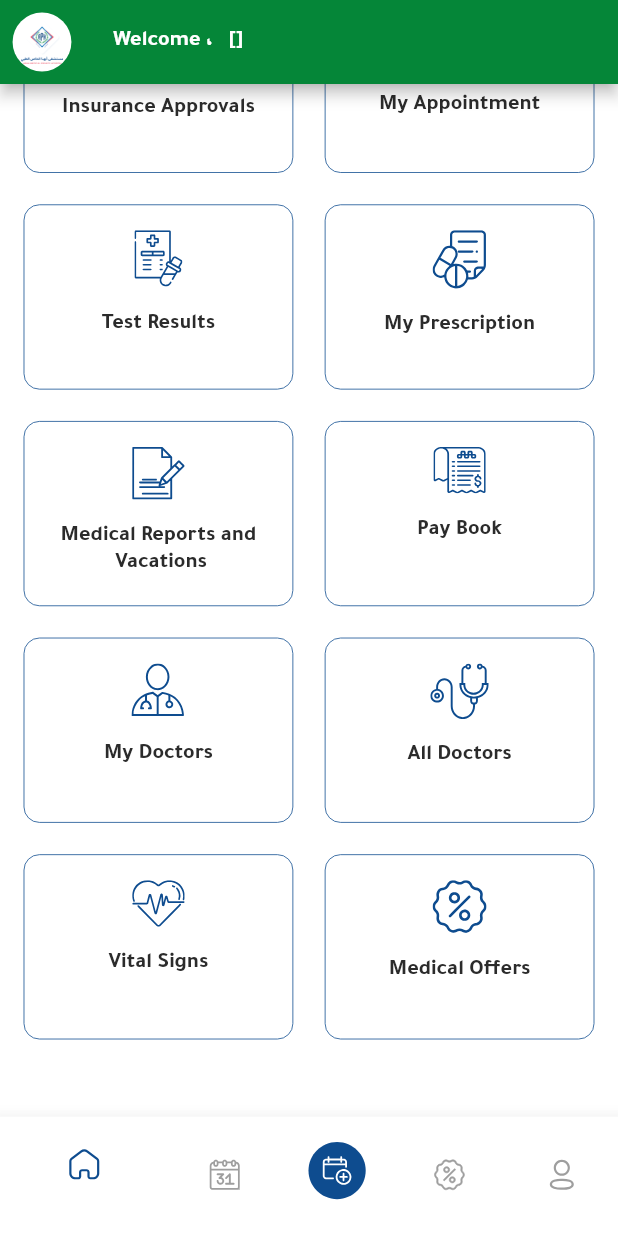
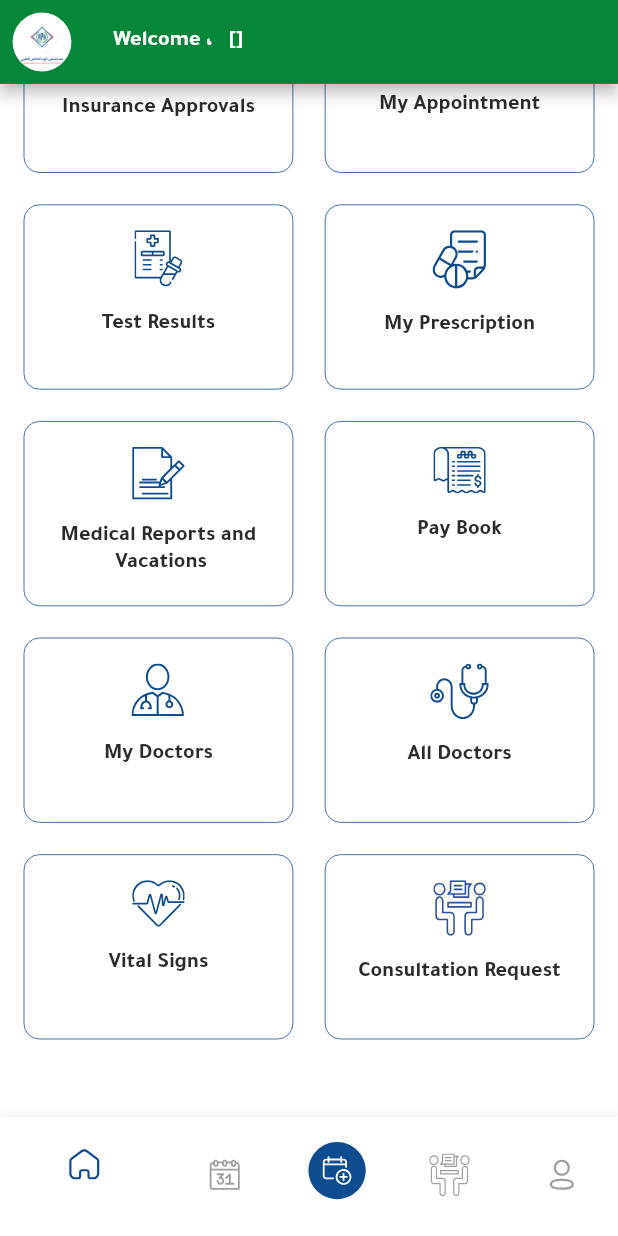
Before and after one commit to HodaTabasi/aphaa, a Flutter app: the ButtomNavigations screen opened by its route, scrolled down 576 dp, on a phone screen of 412 x 824 dp. Run offline on Flutter 3.47's test engine with Material 2 defaults, Android fonts, the phone set to English and light mode, and no system bars; our stand-ins replace animated_custom_dropdown, avatar_glow, connectivity_plus, dropdown_search, firebase_core, firebase_crashlytics and 10 more; missing offline and left inert: clipboard, flutter_paytabs_bridge, hijri_picker, syncfusion_flutter_pdfviewer; accounts and stored records are empty; generated files the repository leaves out were written again; network calls fail; key blocks and very long unbroken strings in the code were emptied for the run.

Commit message:
التعديلات التي تم ارسلها

```diff
--- a/lib/screens/auth/login1/login_screen.dart
+++ b/lib/screens/auth/login1/login_screen.dart
@@ -36,7 +36,7 @@ class _LoginScreen1State extends State<LoginScreen1> with Helpers1 {
 
   var _emailTextController = TextEditingController();
 
-  // var _emailTextController = TextEditingController(text: "2320128214");
+  // var _emailTextController = TextEditingController(text: "2341952600");
 @override
   void initState() {
     super.initState();
@@ -50,7 +50,6 @@ class _LoginScreen1State extends State<LoginScreen1> with Helpers1 {
         }
       });
     }
-
   }
   @override
   Widget build(BuildContext context) {
--- a/lib/screens/drawer_screens/buttom_navication.dart
+++ b/lib/screens/drawer_screens/buttom_navication.dart
@@ -8,7 +8,9 @@ import 'package:flutter_svg/svg.dart';
 import 'package:get/get.dart';
 
 import '../../get/change_name_getx_controller.dart';
+import '../../get/quick_service_getx_controller.dart';
 import '../in_level_screen/recordbookings/RecordBooking.dart';
+import '../main_screens/send_consult/consult_screen.dart';
 import 'Booking/my_appointment_booking.dart';
 import 'home_screen/home_screen.dart';
 import 'offers/offers_screen.dart';
@@ -29,14 +31,18 @@ class _ButtomNavigationsState extends State<ButtomNavigations> {
     HomeScreen(),
     RexcordBooking(fromInLevel: false),
     MyAppointmentBooking(flag: true),
-    OfferScreen(),
+    SendConsultScreen(),
+    // OfferScreen(),
     ProfileScreen(),
   ];
 
   @override
   void initState() {
     WidgetsBinding.instance.addPostFrameCallback((_) {
-      ChangeGetxController.to.changeName(SharedPrefController().getValueFor(key: PrefKeysPatient.firstName.name), "");
+      ChangeGetxController.to.changeName(
+          SharedPrefController()
+              .getValueFor(key: PrefKeysPatient.firstName.name),
+          "");
     });
 
     super.initState();
@@ -100,6 +106,8 @@ class _ButtomNavigationsState extends State<ButtomNavigations> {
                           )
                         ])),
                   )
+                : pageIndex == 3
+                    ? null
                     : AppBar(
                         elevation: 0,
                         // leadingWidth: 40,
@@ -112,8 +120,7 @@ class _ButtomNavigationsState extends State<ButtomNavigations> {
                             )),
                         titleSpacing: 2,
                         centerTitle: true,
-              leading:
-                Padding(
+                        leading: Padding(
                           padding: EdgeInsets.all(8.0.r),
                           child: CircleAvatar(
                             child: Image.asset(
@@ -126,11 +133,15 @@ class _ButtomNavigationsState extends State<ButtomNavigations> {
                         ),
                         actions: [
                           InkWell(
-                        onTap: (){
-                          Navigator.pushNamedAndRemoveUntil(context, ButtomNavigations.routeName, (route) => false);
+                            onTap: () {
+                              Navigator.pushNamedAndRemoveUntil(
+                                  context,
+                                  ButtomNavigations.routeName,
+                                  (route) => false);
                             },
                             child: Visibility(
-                          visible: pageName[pageIndex] == AppLocalizations.of(context)!.add_appointment,
+                              visible: pageName[pageIndex] ==
+                                  AppLocalizations.of(context)!.add_appointment,
                               child: Padding(
                                 padding: EdgeInsets.all(16.0.r),
                                 child: Text(AppLocalizations.of(context)!.exit1,
@@ -176,11 +187,13 @@ class _ButtomNavigationsState extends State<ButtomNavigations> {
               child: BottomNavigationBar(
                 backgroundColor: Colors.white,
                 onTap: (val) {
+                  if (val == 3) {
+                    QuickServiceGetxController.to.fromHome = true;
+                  }
 
                   setState(() {
                     pageIndex = val;
                   });
-
                 },
 
                 elevation: 10,
@@ -211,9 +224,11 @@ class _ButtomNavigationsState extends State<ButtomNavigations> {
                       label: ''),
                   BottomNavigationBarItem(
                       icon: SvgPicture.asset(
-                        'assets/images/appoffers.svg',
+                        'assets/images/consult1.svg',
                         semanticsLabel: 'Acme Logo',
                         color: pageIndex == 3 ? Color(0xff0E4C8F) : Colors.grey,
+                        width: 27.w,
+                        height: 27.h,
                       ),
                       label: ''),
                   BottomNavigationBarItem(
@@ -223,15 +238,15 @@ class _ButtomNavigationsState extends State<ButtomNavigations> {
                         color: pageIndex == 4 ? Color(0xff0E4C8F) : Colors.grey,
                       ),
                       label: ''),
-
-
                 ],
               ),
             ));
       },
     );
   }
+
   DateTime? currentBackPressTime;
+
   Future<bool> onWillPop() {
     DateTime now = DateTime.now();
     if (currentBackPressTime == null ||
@@ -249,10 +264,10 @@ class _ButtomNavigationsState extends State<ButtomNavigations> {
         context: context,
         builder: (context) {
           return AlertDialog(
-            content:  Text(AppLocalizations.of(context)!.dialog_m),
+            content: Text(AppLocalizations.of(context)!.dialog_m),
             actions: <Widget>[
               TextButton(
-                child:  Text(
+                child: Text(
                   AppLocalizations.of(context)!.exit,
                   style: TextStyle(color: Colors.red),
                 ),
@@ -261,7 +276,7 @@ class _ButtomNavigationsState extends State<ButtomNavigations> {
                 },
               ),
               TextButton(
-                child:  Text(
+                child: Text(
                   AppLocalizations.of(context)!.cancel,
                   style: TextStyle(color: Colors.black),
                 ),
--- a/lib/screens/drawer_screens/home_screen/home_screen.dart
+++ b/lib/screens/drawer_screens/home_screen/home_screen.dart
@@ -84,8 +84,11 @@ class _HomeScreenState extends State<HomeScreen> {
       Service('assets/images/secment.svg', AppLocalizations.of(context)!.vital_signs, '',
           VitalSigns.routeName),
       //العروض الطبية
+      // Service(
+      //     'assets/images/offers.svg', AppLocalizations.of(context)!.medical_offers, 'offers', OfferScreen.routeName),
+
       Service(
-          'assets/images/offers.svg', AppLocalizations.of(context)!.medical_offers, 'offers', OfferScreen.routeName),
+          'assets/images/consult1.svg', AppLocalizations.of(context)!.consultation_request, 'consult', SendConsultScreen.routeName),
 
 
     ];
@@ -98,53 +101,52 @@ class _HomeScreenState extends State<HomeScreen> {
     //
     return  ListView(
           children: [
+            // SizedBox(
+            //   height: 200.h,
+            //   child:  FutureBuilder<List<Offers>>(
+            //     future: AppApiController().getOffers(),
+            //     builder: (context, snapshot) {
+            //       if (snapshot.connectionState == ConnectionState.waiting) {
+            //         return const Center(child: CircularProgressIndicator());
+            //       } else if (snapshot.hasData && snapshot.data!.isNotEmpty) {
+            //         return ListView.builder(
+            //           scrollDirection: Axis.horizontal,
+            //           itemCount: snapshot.data!.length,
+            //           shrinkWrap: true,
+            //           // physics: NeverScrollableScrollPhysics(),
+            //           itemBuilder: (context, index) {
+            //             return Center(child: InkWell(
+            //                 onTap: (){
+            //                   Navigator.pushNamed(context, OfferDetails.routeName,arguments:{"data":snapshot.data![index]} );
+            //                 },
+            //                 child: SliderWidget(offers: snapshot.data![index],)));
+            //           },
+            //         );
+            //       } else {
+            //         return Center(
+            //           child: Text(
+            //             AppLocalizations.of(context)!.no_data,
+            //             style: TextStyle(
+            //               color: Colors.black,
+            //               fontSize: 16.sp,
+            //               fontFamily: 'Tajawal',
+            //               fontWeight: FontWeight.bold,
+            //             ),
+            //           ),
+            //         );
+            //       }
+            //     },
+            //   ),
+            // ),
             SizedBox(
               height: 200.h,
-              child:  FutureBuilder<List<Offers>>(
-                future: AppApiController().getOffers(),
-                builder: (context, snapshot) {
-                  if (snapshot.connectionState == ConnectionState.waiting) {
-                    return const Center(child: CircularProgressIndicator());
-                  } else if (snapshot.hasData && snapshot.data!.isNotEmpty) {
-                    return ListView.builder(
-                      scrollDirection: Axis.horizontal,
-                      itemCount: snapshot.data!.length,
-                      shrinkWrap: true,
-                      // physics: NeverScrollableScrollPhysics(),
-                      itemBuilder: (context, index) {
-                        return Center(child: InkWell(
-                            onTap: (){
-                              Navigator.pushNamed(context, OfferDetails.routeName,arguments:{"data":snapshot.data![index]} );
-                            },
-                            child: SliderWidget(offers: snapshot.data![index],)));
-                      },
-                    );
-                  } else {
-                    return Center(
-                      child: Text(
-                        AppLocalizations.of(context)!.no_data,
-                        style: TextStyle(
-                          color: Colors.black,
-                          fontSize: 16.sp,
-                          fontFamily: 'Tajawal',
-                          fontWeight: FontWeight.bold,
-                        ),
-                      ),
-                    );
-                  }
-                },
-              ),
+              child: Padding(
+                padding:  EdgeInsets.symmetric(horizontal: 16.0.r,vertical: 8.r),
+                child: ClipRRect(
+                  borderRadius: BorderRadius.circular(15.r),
+                    child: Image.asset("assets/images/offer_image.jpeg",fit: BoxFit.fill,)),
+              )
             ),
-            // Padding(
-            //   padding: const EdgeInsets.all(8.0),
-            //   child: Text(AppLocalizations.of(context)!.medical_file,
-            //       style:  TextStyle(
-            //         color: Colors.black,
-            //         fontSize: 16.sp,
-            //         fontFamily: 'Tajawal',
-            //         fontWeight: FontWeight.bold,
-            //       )),
-            // ),
             SizedBox(
               height: 8.h,
             ),
--- a/lib/screens/in_level_screen/payment_record/payment_screen_item.dart
+++ b/lib/screens/in_level_screen/payment_record/payment_screen_item.dart
@@ -366,7 +366,7 @@ class PaymentScreenItem extends StatelessWidget with Helpers1{
                   }
                   },
                 child: SvgPicture.asset(
-                  'assets/images/share_file.svg',
+                  'assets/images/arrow.svg',
                   semanticsLabel: 'Acme Logo',
                 ),
               ),
--- a/lib/screens/in_level_screen/test_results/test_result_item.dart
+++ b/lib/screens/in_level_screen/test_results/test_result_item.dart
@@ -166,9 +166,9 @@ class TestResultItem extends StatelessWidget with Helpers1 {
                   // );
                 },
                 child: Padding(
-                  padding: EdgeInsets.fromLTRB(8.r, 0, 16.r, 10.r),
+                  padding: EdgeInsets.fromLTRB(8.r, 0, 10.r, 10.r),
                   child: SvgPicture.asset(
-                    'assets/images/share_file.svg',
+                    'assets/images/arrow.svg',
                     semanticsLabel: 'Acme Logo',
                   ),
                 ),
```
Also changed, not shown: lib/helper/helper.dart (+42 -14 lines), lib/screens/drawer_screens/profile/profile_screen.dart (+7 -4 lines), lib/screens/main_screens/Appointment Booking/appointement_booking.dart (+40 -8 lines), assets/images/arrow.svg (added), assets/images/offer_image.jpeg (added). Lines whose indentation alone changed are shown as unchanged.
